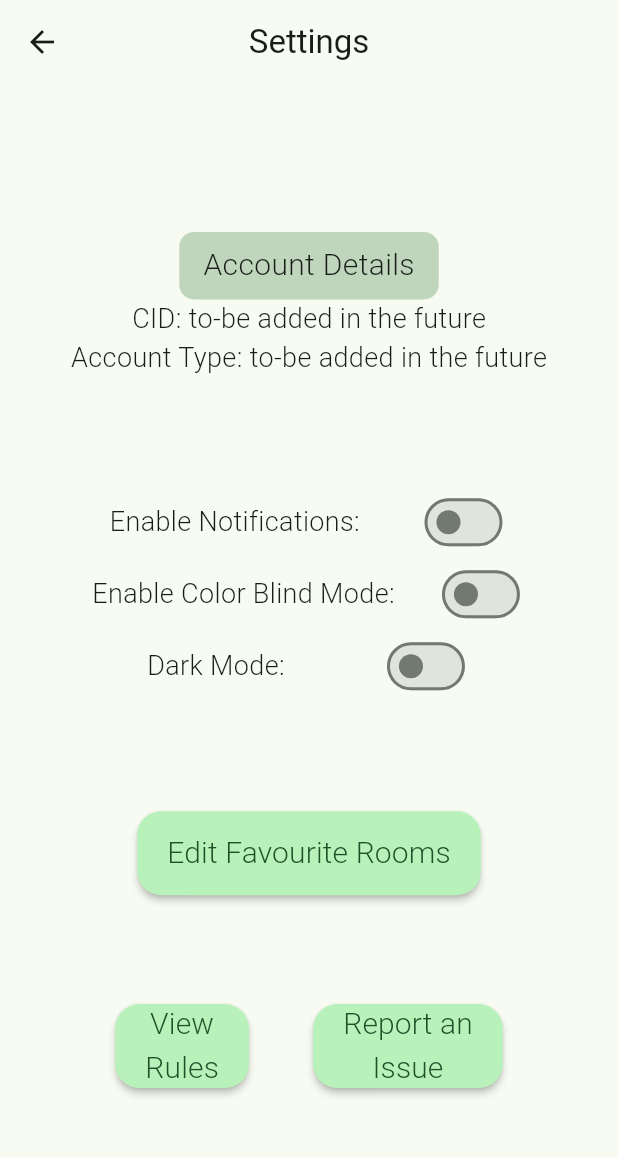
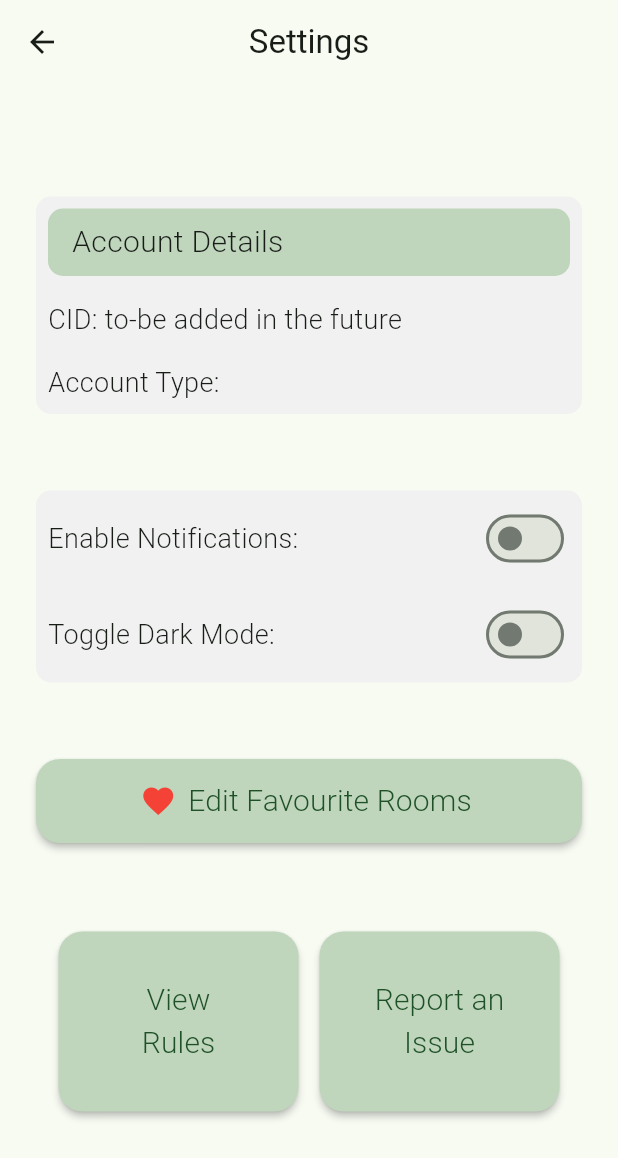
Before and after one commit to fillemon10/kandidat-grupp65-timeedit, a Flutter app: the SettingsScreenContent screen opened directly, on a phone screen of 412 x 824 dp. Shown: the top 1158 px of the screen. Run offline on Flutter 3.47's test engine with Material 3 defaults, Android fonts, the phone set to English and light mode, and no system bars; our stand-ins replace bloc, cloud_firestore, equatable, firebase_auth, firebase_core, flutter_bloc and 2 more; missing offline and left inert: firebase_ui_auth, qr_code_scanner; accounts and stored records are empty.

Commit message:
Edited the main theme,  updated the design on the settingspage

```diff
--- a/lib/main.dart
+++ b/lib/main.dart
@@ -193,6 +193,9 @@ class MyApp extends StatelessWidget {
         theme: ThemeData(
           colorScheme: ColorScheme.fromSeed(
             seedColor: Color.fromRGBO(191, 213, 188, 1),
+            background: Color(0xFFEFECEC),
+            primary: Color(0xFFBFD5BC),
+            primaryContainer: Color(0xFFF1F1F1),
             brightness: Brightness.light,
           ),
           visualDensity: VisualDensity.adaptivePlatformDensity,
--- a/lib/screens/settings.dart
+++ b/lib/screens/settings.dart
@@ -29,6 +29,9 @@ class SettingsScreenContent extends StatelessWidget {
     var notifications = Provider.of<SwitchStates>(context).notifications;
     var colorBlindMode = Provider.of<SwitchStates>(context).colorBlindMode;
 
+    double screenWidth = MediaQuery.of(context).size.width;
+    double screenHeight = MediaQuery.of(context).size.height;
+
     return Scaffold(
       /**
        * The appbar of the page
@@ -45,12 +48,14 @@ class SettingsScreenContent extends StatelessWidget {
       /**
        * The main container for all widgets in the settings page
        */
-      body: Container(
-        padding: const EdgeInsets.symmetric(horizontal: 24, vertical: 16),
+      body: Padding(
+        padding: const EdgeInsets.all(24.0),
+        child: Center(
+          child: Container(
             alignment: Alignment.center,
-        width: double.infinity,
+            width: screenWidth - 48.0,
             height: double.infinity,
-        margin: const EdgeInsets.all(10),
+            //margin: const EdgeInsets.all(10),
             /**
              * Creating a Column widget to be able to hold multiple other
              * child widgets. This allows for more creative freedom in the
@@ -65,31 +70,45 @@ class SettingsScreenContent extends StatelessWidget {
                  * Account information container
                  */
                 Container(
+                  width: screenWidth,
+                  decoration: BoxDecoration(
+                    color: Theme.of(context).colorScheme.primaryContainer,
+                    borderRadius: BorderRadius.circular(10),
+                  ),
                   child: Column(
+                    crossAxisAlignment: CrossAxisAlignment.start,
                     children: [
                       /**
                        * Container for the 'account details' textbox at the top of the screen
                        */
-                  Container(
+                      FractionallySizedBox(
+                        widthFactor: 1.0,
+                        child: Container(
                           decoration: BoxDecoration(
-                        color: Color(0xFFBFD5BC),
+                            color: Theme.of(context).colorScheme.primary,
                             borderRadius: BorderRadius.circular(10),
                           ),
-                      padding: const EdgeInsets.symmetric(
-                          horizontal: 16, vertical: 8),
+                          padding: const EdgeInsets.symmetric(horizontal: 16, vertical: 8),
+                          margin: const EdgeInsets.all(8),
+
                           child: const Text('Account Details',
                             style: TextStyle(
-                              fontSize: 20, fontWeight: FontWeight.w300))),
-
+                                fontSize: 20, fontWeight: FontWeight.w300
+                            )
+                          ),
+                        ),
+                      ),
                       /**
                        * Container for the CID text
                        *
                        * TODO, need to add so that the CID is gotten from the login
                        */
                       Container(
+                        margin: const EdgeInsets.all(8),
                         child: const Text('CID: to-be added in the future',
-                          style: TextStyle(
-                              fontSize: 18, fontWeight: FontWeight.w300))),
+                          style: TextStyle(fontSize: 18, fontWeight: FontWeight.w300)
+                        ),
+                      ),
 
                       /**
                            * Container for the Account Type Text
@@ -97,10 +116,13 @@ class SettingsScreenContent extends StatelessWidget {
                            * TODO, need to add so that the account type is gottent from the login
                            */
                       Container(
+                        margin: const EdgeInsets.all(8),
                         child: const Text(
-                          'Account Type: to-be added in the future',
+                          'Account Type: ',
                           style: TextStyle(
-                              fontSize: 18, fontWeight: FontWeight.w300))),
+                            fontSize: 18, fontWeight: FontWeight.w300)
+                        )
+                      ),
                     ],
                   ),
                 ),
@@ -109,21 +131,28 @@ class SettingsScreenContent extends StatelessWidget {
                  * Switch buttons container
                  */
                 Container(
+                  width: screenWidth,
+                  decoration: BoxDecoration(
+                    color: Theme.of(context).colorScheme.primaryContainer,
+                    borderRadius: BorderRadius.circular(10),
+                  ),
                   child: Column(
+                    crossAxisAlignment: CrossAxisAlignment.start,
                     children: [
-                  Row(
-                      mainAxisAlignment: MainAxisAlignment.spaceEvenly,
+                      /**
+                       * Notifications Switch
+                       */
+                      Container(
+                        margin: const EdgeInsets.all(8),
+                        child: Row(
+                          mainAxisAlignment: MainAxisAlignment.spaceBetween,
+
                           children: [
                             const Text(
                               'Enable Notifications:',
                               style: TextStyle(
                                   fontSize: 18, fontWeight: FontWeight.w300),
                             ),
-                        /**
-                           * Notification switch
-                           *
-                           * TODO: Make the switch switch states
-                           */
                             Switch(
                                 value: notifications,
                                 onChanged: (bool value) {
@@ -131,42 +160,28 @@ class SettingsScreenContent extends StatelessWidget {
                                       .setNotifications(value);
                                   print('Notifications: $value');
                                 }),
-                      ]),
-                  Row(
-                    mainAxisAlignment: MainAxisAlignment.spaceEvenly,
+                          ]
+                        ),
+                      ),
+                      /**
+                       *
+                       */
+                      Container(
+                        margin: const EdgeInsets.all(8),
+                        child: const Row(
+                          mainAxisAlignment: MainAxisAlignment.spaceBetween,
                           children: [
-                      const Text(
-                        'Enable Color Blind Mode:',
-                        style: TextStyle(
-                            fontSize: 18, fontWeight: FontWeight.w300),
-                      ),
-
-                      /**
-                           * Colorblind switch
-                           *
-                           * TODO: Make the switch switch states
-                           */
-                      Switch(
-                          value: colorBlindMode,
-                          onChanged: (bool value) {
-                            Provider.of<SwitchStates>(context, listen: false)
-                                .setColorBlindMode(value);
-                            print('ColorBlindMode: $value');
-                          }),
-                    ],
-                  ),
-                  Row(
-                    mainAxisAlignment: MainAxisAlignment.spaceEvenly,
-                    children: [
-                      const Text(
-                        'Dark Mode:',
+                            Text(
+                              'Toggle Dark Mode:',
                               style: TextStyle(
                                   fontSize: 18, fontWeight: FontWeight.w300),
                             ),
                             ThemeToggleWidget(),
                           ],
                         ),
+                      )
                     ],
+
                   ),
                 ),
 
@@ -176,8 +191,15 @@ class SettingsScreenContent extends StatelessWidget {
 
                 Container(
                   alignment: Alignment.bottomCenter,
+                  child: SizedBox(
+                    width: double.infinity,
                     child: FloatingActionButton.extended(
                       heroTag: 'editFavouriteRoomsButton',
+                      icon: const Icon(
+                          Icons.favorite,
+                          color: Colors.red,
+                        ),
+                      backgroundColor: Theme.of(context).colorScheme.primary,
                       elevation: 2,
                       onPressed: () {
                         context.push('/favourite_rooms');
@@ -190,19 +212,28 @@ class SettingsScreenContent extends StatelessWidget {
                       ),
                     ),
                 ),
-
+                ),
                 /**
                  * A row container to hold the bottom-most 2 buttons on the screen.
                  */
-            Row(
-              mainAxisAlignment: MainAxisAlignment.spaceEvenly,
+                Container(
+                  alignment: Alignment.center,
+                  margin: EdgeInsets.all(8),
+                  child: Row(
+                    mainAxisAlignment: MainAxisAlignment.spaceAround,
                     children: [
                       /**
                        * View Rules button's container
                        */
                       Container(
-                  alignment: Alignment.bottomLeft,
+                        width: 160,
+                        height: 120,
+                        alignment: Alignment.center,
+                        child: SizedBox(
+                          width: double.infinity,
+                          height: double.infinity,
                           child: FloatingActionButton.extended(
+                            backgroundColor: Theme.of(context).colorScheme.primary,
                             heroTag: 'viewRulesButton',
                             elevation: 2,
                             onPressed: () {
@@ -216,15 +247,22 @@ class SettingsScreenContent extends StatelessWidget {
                             ),
                           ),
                         ),
-
+                      ),
                       /**
                          * Report an Issue button's container
                          */
                       Container(
-                  alignment: Alignment.bottomRight,
+                        width: 160,
+                        height: 120,
+                        alignment: Alignment.center,
+                        child: SizedBox(
+                          width: double.infinity,
+                          height: double.infinity,
                           child: FloatingActionButton.extended(
+                            backgroundColor: Theme.of(context).colorScheme.primary,
                             heroTag: 'reportAnIssueButton',
                             elevation: 2,
+
                             onPressed: () {
                               print('Report an Issue Clicked!');
                             },
@@ -236,11 +274,15 @@ class SettingsScreenContent extends StatelessWidget {
                             ),
                           ),
                         ),
-              ],
                       ),
                     ],
                   ),
                 ),
+              ],
+            ),
+          ),
+        ),
+      )
     );
   }
 }
```
Lines whose indentation alone changed are shown as unchanged.
